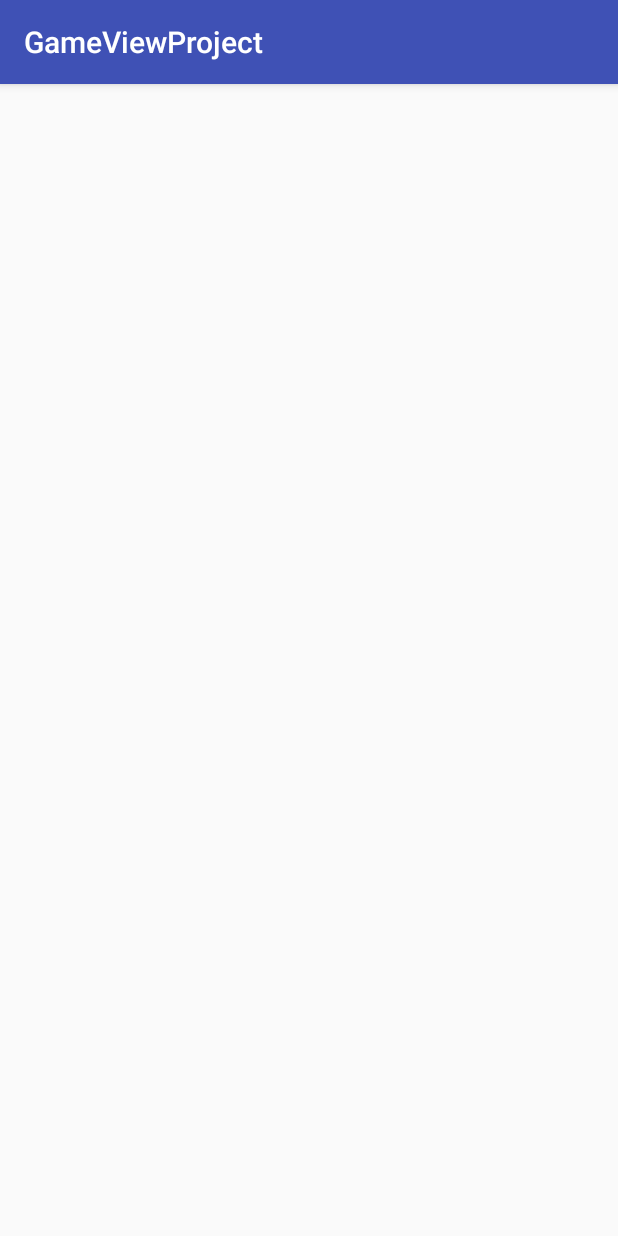
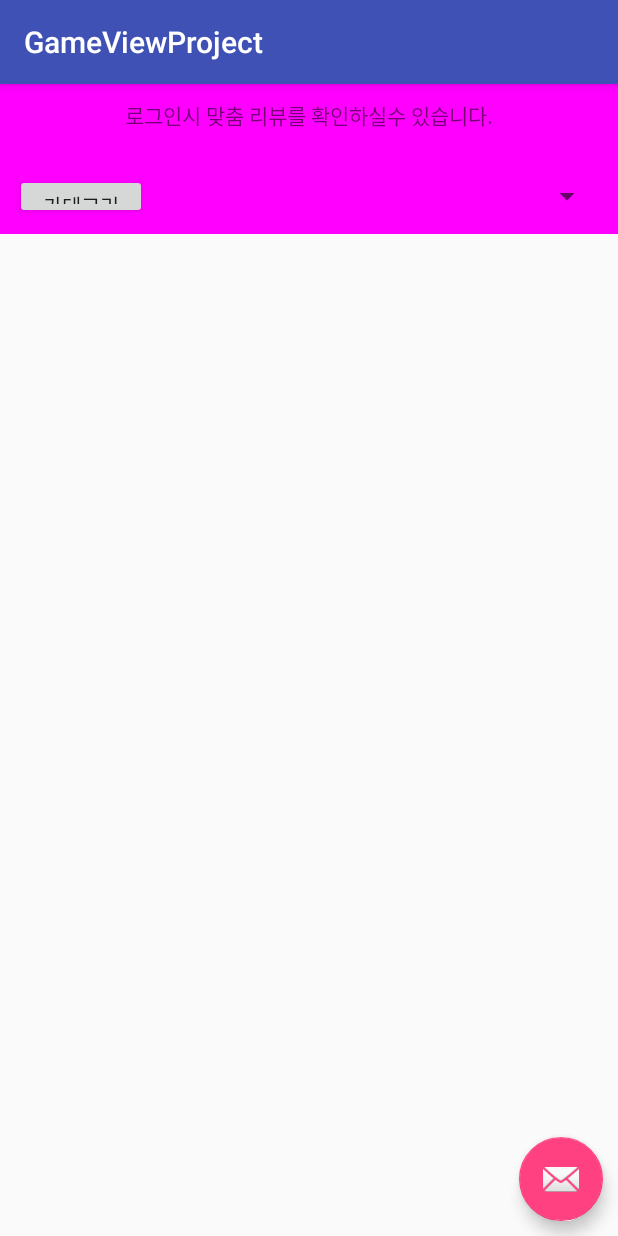
Before and after one commit to GyeongMini/GameViewProject, an Android app: the fragment ReViewFragment shown on its own in the app's theme, on a phone screen of 412 x 824 dp. Run offline under Robolectric (Android 15) with nearby library versions, the phone set to English and light mode, and no system bars.

Commit message:
2017.02.02
2일차 프로젝트.. 발전이없다 ㅠ

```diff
--- a/app/src/main/AndroidManifest.xml
+++ b/app/src/main/AndroidManifest.xml
@@ -12,7 +12,6 @@
         <activity android:name=".MainActivity">
             <intent-filter>
                 <action android:name="android.intent.action.MAIN" />
-
                 <category android:name="android.intent.category.LAUNCHER" />
             </intent-filter>
         </activity>
@@ -20,6 +19,10 @@
             android:name=".main.MainFragmentActivity"
             android:label="@string/title_activity_main_fragment"
             android:theme="@style/AppTheme.NoActionBar"></activity>
+
+        <activity
+            android:name=".main.review.ReViewMakeActivity"
+            android:label="@string/review_make_title" />
     </application>
 
 </manifest>
--- a/app/src/main/java/com/example/tacademy/gameviewproject/main/HomeFragment.java
+++ b/app/src/main/java/com/example/tacademy/gameviewproject/main/HomeFragment.java
@@ -40,7 +40,6 @@ public class HomeFragment extends Fragment {
     {
         View view = inflater.inflate(R.layout.fragment_home,container,false);
 
-
         viewPager = (ViewPager)view.findViewById(R.id.viewPager);
         curDot = (TextView)view.findViewById(R.id.curDot);
         myPagerAdapter = new MyPagerAdapter();
@@ -65,7 +64,6 @@ public class HomeFragment extends Fragment {
 
             }
         });
-
 
         return view;
     }
--- a/app/src/main/java/com/example/tacademy/gameviewproject/main/MainFragmentActivity.java
+++ b/app/src/main/java/com/example/tacademy/gameviewproject/main/MainFragmentActivity.java
@@ -115,7 +115,7 @@ public class MainFragmentActivity extends AppCompatActivity
             super(fm);
         }
 
-        // 프래그 먼트 3개 생성
+        // 프래그 먼트 2개 생성
         @Override
         public Fragment getItem(int position) {
             if (position == 0) {
@@ -131,7 +131,7 @@ public class MainFragmentActivity extends AppCompatActivity
             return 2;
         }
 
-        // 각각의 프래그 먼트에  tatle 작성
+        // 각각의 프래그 먼트에  title 작성
         @Override
         public CharSequence getPageTitle(int position) {
             switch (position) {
--- a/app/src/main/java/com/example/tacademy/gameviewproject/main/ReViewFragment.java
+++ b/app/src/main/java/com/example/tacademy/gameviewproject/main/ReViewFragment.java
@@ -1,16 +1,19 @@
 package com.example.tacademy.gameviewproject.main;
 
 import android.content.Context;
+import android.content.Intent;
 import android.os.Bundle;
+import android.support.design.widget.FloatingActionButton;
 import android.support.v4.app.Fragment;
 import android.view.LayoutInflater;
 import android.view.View;
 import android.view.ViewGroup;
 
 import com.example.tacademy.gameviewproject.R;
+import com.example.tacademy.gameviewproject.main.review.ReViewMakeActivity;
 
 /**
- * Created by Tacademy on 2017-02-01
+ * 리뷰 메인 화면
  */
 
 public class ReViewFragment extends Fragment {
@@ -19,8 +22,20 @@ public class ReViewFragment extends Fragment {
     public View onCreateView(LayoutInflater inflater,  ViewGroup container, Bundle savedInstanceState)
     {
         View view = inflater.inflate(R.layout.fragment_review,container,false);
+
+//      fab 버튼을 눌럿을때 리뷰 작성 페이지로 이동 한다.
+        FloatingActionButton fab = (FloatingActionButton)view.findViewById(R.id.fab);
+        fab.setOnClickListener(new View.OnClickListener() {
+            @Override
+            public void onClick(View view) {
+                Intent intent = new Intent(getActivity(), ReViewMakeActivity.class);
+                startActivity(intent);
+            }
+        });
         return view;
     }
+
+
     @Override
     public void onAttach(Context context) {
         super.onAttach(context);
--- /dev/null
+++ b/app/src/main/java/com/example/tacademy/gameviewproject/main/review/ReViewMakeActivity.java
@@ -0,0 +1,18 @@
+package com.example.tacademy.gameviewproject.main.review;
+
+import android.os.Bundle;
+import android.support.v7.app.AppCompatActivity;
+
+import com.example.tacademy.gameviewproject.R;
+
+/**
+ * 리뷰 작성 페이지 생성
+ */
+
+public class ReViewMakeActivity extends AppCompatActivity{
+    @Override
+    protected void onCreate( Bundle savedInstanceState) {
+        super.onCreate(savedInstanceState);
+        setContentView(R.layout.review_make_main);
+    }
+}
--- a/app/src/main/res/layout/fragment_review.xml
+++ b/app/src/main/res/layout/fragment_review.xml
@@ -1,10 +1,22 @@
 <?xml version="1.0" encoding="utf-8"?>
 <RelativeLayout xmlns:android="http://schemas.android.com/apk/res/android"
+    xmlns:app="http://schemas.android.com/apk/res-auto"
     android:layout_width="match_parent"
     android:layout_height="match_parent">
 
-    <ListView
-        android:layout_width="match_parent"
-        android:layout_height="match_parent"
-        android:id="@+id/listView"/>
+    <include
+        layout="@layout/include_review_top"
+        android:layout_width="wrap_content"
+        android:layout_height="wrap_content" />
+
+
+    <android.support.design.widget.FloatingActionButton
+        android:id="@+id/fab"
+        android:layout_width="wrap_content"
+        android:layout_height="wrap_content"
+        android:layout_alignParentBottom="true"
+        android:layout_alignParentEnd="true"
+        android:layout_alignParentRight="true"
+        android:layout_margin="10dp"
+        app:srcCompat="@android:drawable/ic_dialog_email" />
 </RelativeLayout>
--- /dev/null
+++ b/app/src/main/res/layout/include_review_top.xml
@@ -0,0 +1,52 @@
+<?xml version="1.0" encoding="utf-8"?>
+<RelativeLayout xmlns:android="http://schemas.android.com/apk/res/android"
+    android:layout_width="match_parent"
+    android:layout_height="match_parent">
+
+    <LinearLayout
+        android:layout_width="match_parent"
+        android:layout_height="100dp"
+        android:layout_weight="0"
+        android:background="#ff00ff"
+        android:orientation="vertical">
+
+        <LinearLayout
+            android:layout_width="match_parent"
+            android:layout_height="50dp"
+            android:layout_weight="0">
+
+            <TextView
+                android:layout_width="match_parent"
+                android:layout_height="wrap_content"
+                android:layout_margin="10dp"
+                android:gravity="center"
+                android:text="로그인시 맞춤 리뷰를 확인하실수 있습니다." />
+
+        </LinearLayout>
+
+        <LinearLayout
+            android:layout_width="match_parent"
+            android:layout_height="50dp"
+            android:layout_weight="0">
+
+            <Button
+                android:layout_width="wrap_content"
+                android:layout_height="match_parent"
+                android:layout_margin="10dp"
+                android:text="카테고리" />
+
+            <Spinner
+                android:id="@+id/spinner"
+                android:layout_width="wrap_content"
+                android:layout_height="wrap_content"
+                android:layout_gravity="right|center"
+                android:layout_margin="10dp"
+                android:layout_weight="1" />
+
+
+        </LinearLayout>
+
+
+    </LinearLayout>
+
+</RelativeLayout>
--- /dev/null
+++ b/app/src/main/res/layout/review_make_main.xml
@@ -0,0 +1,6 @@
+<?xml version="1.0" encoding="utf-8"?>
+<LinearLayout xmlns:android="http://schemas.android.com/apk/res/android"
+    android:orientation="vertical" android:layout_width="match_parent"
+    android:layout_height="match_parent">
+
+</LinearLayout>
--- a/app/src/main/res/values/strings.xml
+++ b/app/src/main/res/values/strings.xml
@@ -6,4 +6,7 @@
     <string name="navigation_drawer_close">Close navigation drawer</string>
     <string name="section_format">Hello World from section: %1$d</string>
     <string name="action_settings">Settings</string>
+
+    <!-- 리뷰 작성 페이지 -->
+    <string name="review_make_title"> 리뷰 작성 </string>
 </resources>
```
Lines whose indentation alone changed are shown as unchanged.
